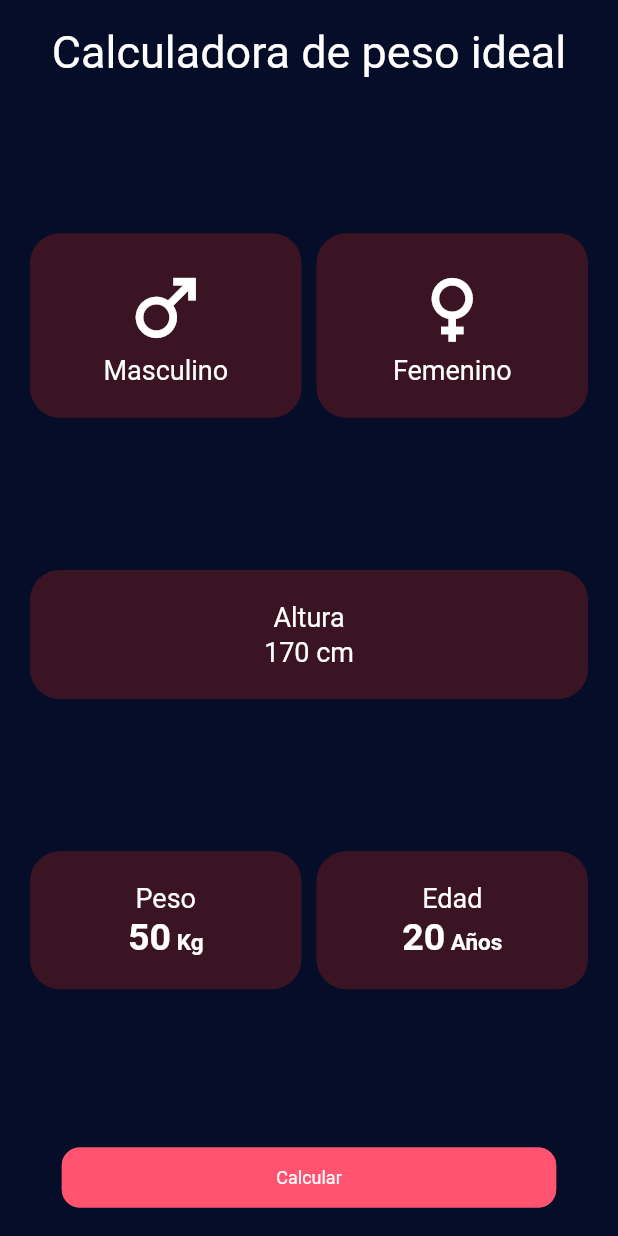
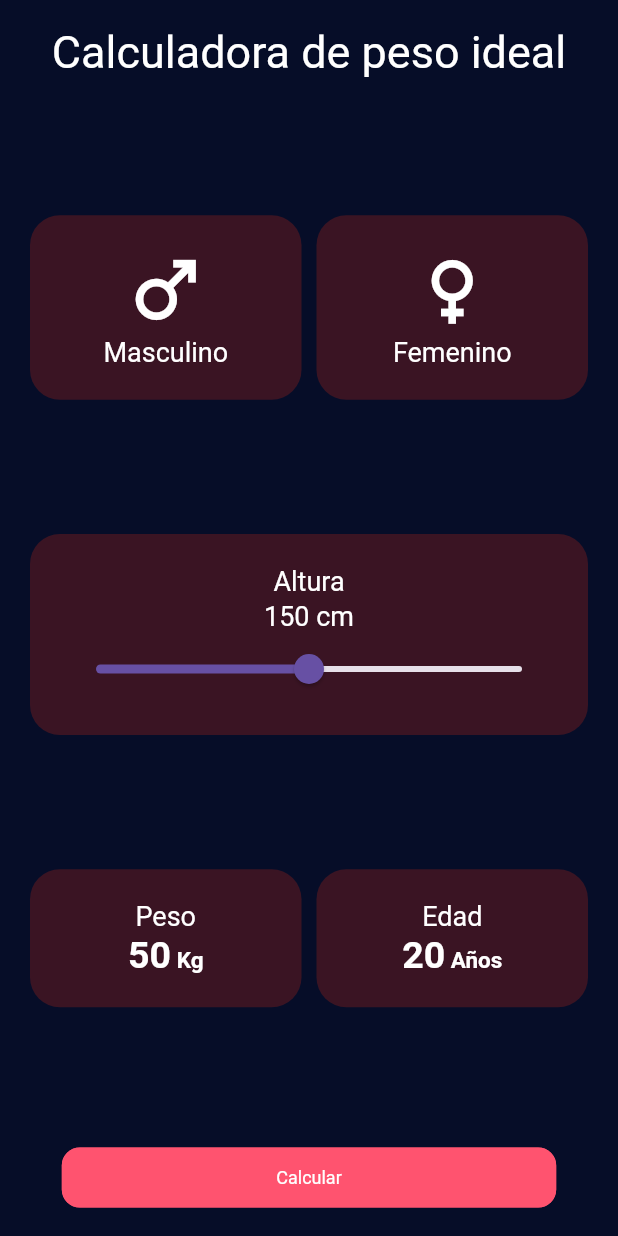
Before and after one commit to stivengm/calculadora_peso_flutter, a Flutter app: the screen it shows after launch, on a phone screen of 412 x 824 dp. Run offline on Flutter 3.47's test engine with Material 2 defaults, Android fonts, the phone set to English and light mode, and no system bars.

Commit message:
FIX - Add Slide.

```diff
--- a/lib/gui/views/bmi_calculator_view/bmi_calculator_view.dart
+++ b/lib/gui/views/bmi_calculator_view/bmi_calculator_view.dart
@@ -4,8 +4,15 @@ import 'package:calculadora_peso_flutter/gui/widgets/primary_button.dart';
 import 'package:calculadora_peso_flutter/gui/widgets/text_widget.dart';
 import 'package:calculadora_peso_flutter/gui/styles.dart';
 
-class BMICalculatorView extends StatelessWidget {
+class BMICalculatorView extends StatefulWidget {
   const BMICalculatorView({ Key? key }) : super( key: key );
+
+  @override
+  State<BMICalculatorView> createState() => _BMICalculatorViewState();
+}
+
+class _BMICalculatorViewState extends State<BMICalculatorView> {
+  double valueSlider = 150.0;
 
   @override
   Widget build(BuildContext context) {
@@ -52,9 +59,19 @@ class BMICalculatorView extends StatelessWidget {
             ),
             _cardItems(
               item: Column(
-                children: const [
-                  TextWidget(text: "Altura"),
-                  TextWidget(text: "170 cm")
+                children: [
+                  const TextWidget(text: "Altura"),
+                  TextWidget(text: "${valueSlider.toInt()} cm"),
+                  Slider(
+                    value: valueSlider,
+                    min: 50,
+                    max: 250,
+                    onChanged: (double value) {
+                      setState(() {
+                        valueSlider = value;
+                      });
+                    },
+                  )
                 ],
               )
             ),
@@ -118,7 +135,6 @@ class BMICalculatorView extends StatelessWidget {
     return Container(
       padding: const EdgeInsets.all(20.0),
       width: width ?? double.infinity,
-      // width: double.infinity,
       decoration: BoxDecoration(
         color: cardColor,
         borderRadius: BorderRadius.circular(20.0)
@@ -126,5 +142,4 @@ class BMICalculatorView extends StatelessWidget {
       child: item,
     );
   }
-
 }
```
